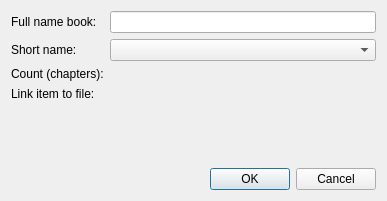
The window that src/dialogs/itemproperty/itemproperty.ui (axsapronov/bQella) describes before a commit, drawn with Qt 5.
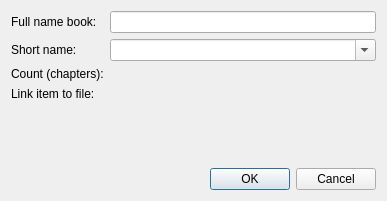
The same window after the commit.

Patch:
```diff
--- a/src/dialogs/itemproperty/itemproperty.ui
+++ b/src/dialogs/itemproperty/itemproperty.ui
@@ -53,6 +53,9 @@
          <height>16777215</height>
         </size>
        </property>
+       <property name="editable">
+        <bool>true</bool>
+       </property>
        <property name="maxVisibleItems">
         <number>5</number>
        </property>
```
Left out of the diff: 6 changed lines with no effect on the pictures.
